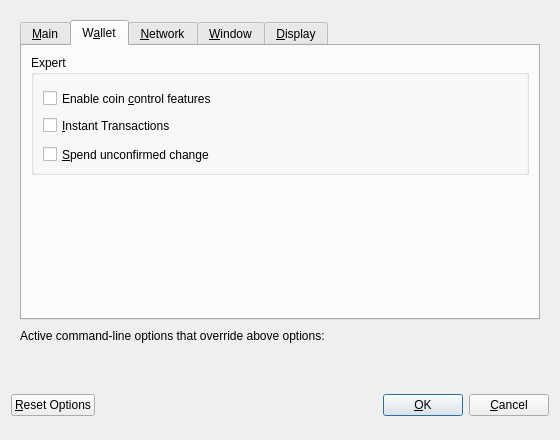
Before: the Qt Designer form src/qt/forms/optionsdialog.ui in Pyrrha-Foundation/pyrrha-coin, drawn with Qt 5.
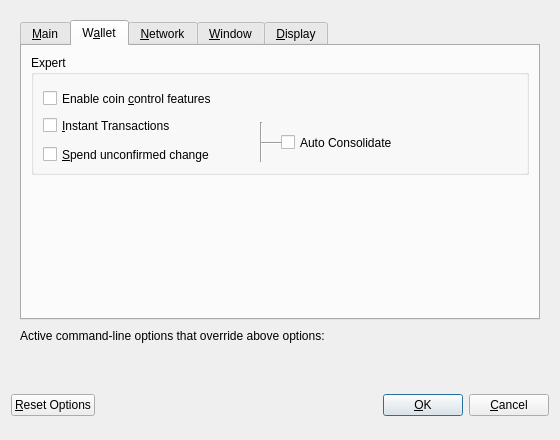
After: the same form once the commit is applied. The open tabs and pages were chosen to show the change. Custom widgets are drawn as their Qt base class.

Commit message: Add auto consolidate feature and turn it on by default for QT users

```diff
--- a/src/qt/forms/optionsdialog.ui
+++ b/src/qt/forms/optionsdialog.ui
@@ -193,7 +193,7 @@
               <rect>
                <x>12</x>
                <y>60</y>
-               <width>461</width>
+               <width>201</width>
                <height>21</height>
               </rect>
              </property>
@@ -204,6 +204,48 @@
               <string>&amp;Instant Transactions</string>
              </property>
             </widget>
+            <widget class="QCheckBox" name="autoConsolidation">
+             <property name="geometry">
+              <rect>
+               <x>250</x>
+               <y>77</y>
+               <width>181</width>
+               <height>21</height>
+              </rect>
+             </property>
+             <property name="toolTip">
+              <string>&lt;html&gt;&lt;head/&gt;&lt;body&gt;&lt;p&gt;When creating and sending transactions, auto consolidate will, if required, automatically create a chain of transactions which have inputs no greater than the consensus input limit.&lt;/p&gt;&lt;/body&gt;&lt;/html&gt;</string>
+             </property>
+             <property name="text">
+              <string>Auto Consolidate</string>
+             </property>
+            </widget>
+            <widget class="Line" name="line">
+             <property name="geometry">
+              <rect>
+               <x>220</x>
+               <y>67</y>
+               <width>20</width>
+               <height>40</height>
+              </rect>
+             </property>
+             <property name="orientation">
+              <enum>Qt::Vertical</enum>
+             </property>
+            </widget>
+            <widget class="Line" name="line_2">
+             <property name="geometry">
+              <rect>
+               <x>230</x>
+               <y>80</y>
+               <width>21</width>
+               <height>16</height>
+              </rect>
+             </property>
+             <property name="orientation">
+              <enum>Qt::Horizontal</enum>
+             </property>
+            </widget>
            </widget>
           </item>
           <item>
```
The commit also changes 9 other files.
